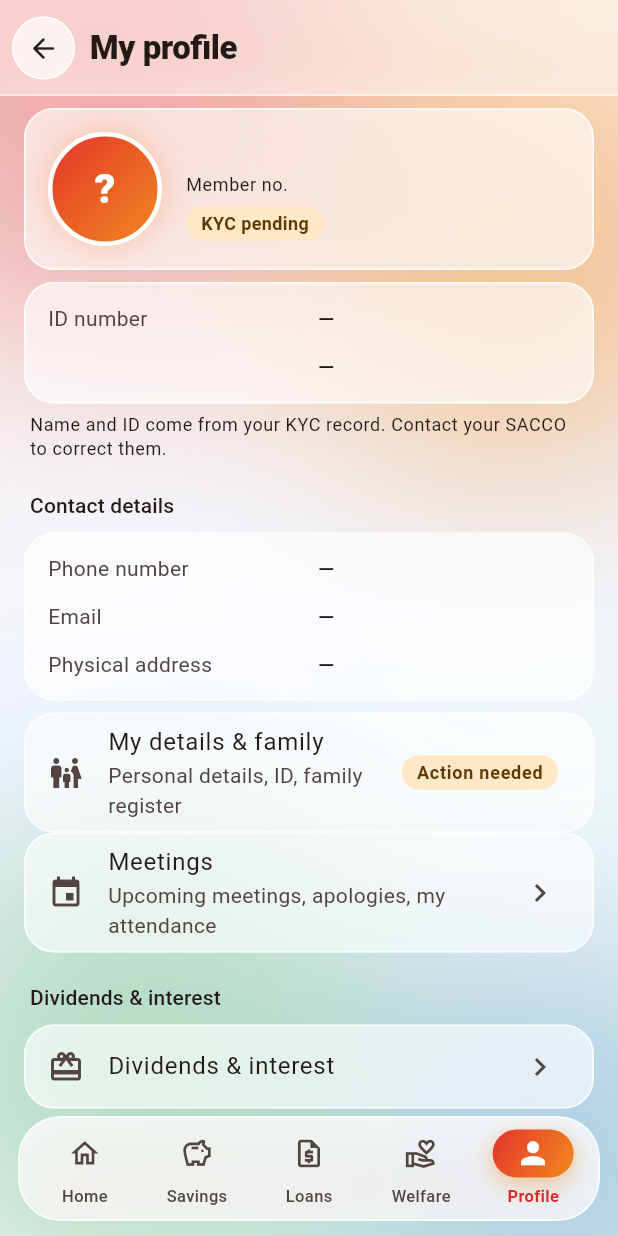
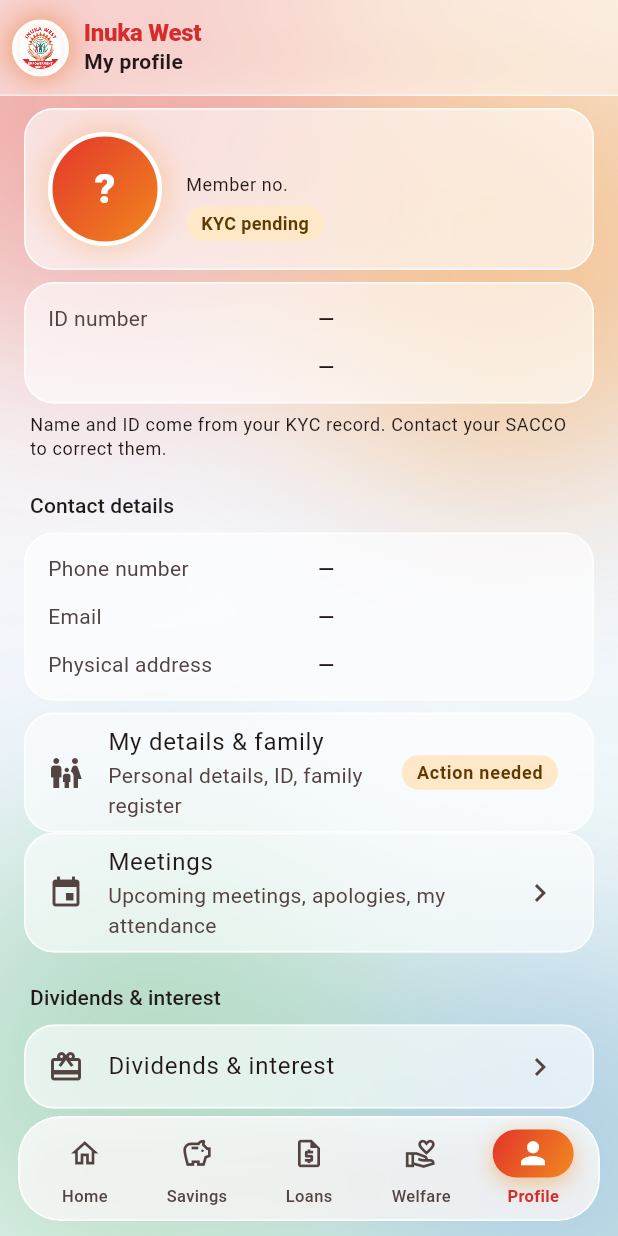
Before and after one commit to enricoshilisia/sacco, a Flutter app: the HomeShell screen opened directly, item 5 of the bottom bar chosen, on a phone screen of 412 x 824 dp. Run offline on Flutter 3.47's test engine with Material 3 defaults, Android fonts, the phone set to English and light mode, and no system bars; our stand-ins replace decimal, dio, flutter_secure_storage, image_picker, local_auth, share_plus; missing offline and left inert: google_mlkit_text_recognition; accounts and stored records are empty; statements that could not run were skipped.

Commit message:
Top bar and bottom menu stay on every screen
Each bottom-menu tab now has its own screen stack, so screens opened from
a tab keep the shared top bar and the bottom menu. Back steps within the
tab first. The top bar has the same layout everywhere.

Co-Authored-By: Claude Opus 5 <noreply@anthropic.com>

```diff
--- a/mobile/lib/screens/home_shell.dart
+++ b/mobile/lib/screens/home_shell.dart
@@ -1,4 +1,5 @@
 import 'package:flutter/material.dart';
+import 'package:flutter/services.dart';
 import 'package:provider/provider.dart';
 
 import '../core/session.dart';
@@ -62,6 +63,15 @@ class HomeShellState extends State<HomeShell> {
   // Bumped to force a tab to reload after an action elsewhere changed its data.
   final Map<AppTab, int> _versions = {for (final t in AppTab.values) t: 0};
 
+  // Each tab has its own screen stack, so screens opened from a tab (a loan,
+  // a report, Profile...) open *inside* it: the top bar and the bottom menu
+  // stay on every screen, and each tab remembers where you were.
+  final Map<AppTab, GlobalKey<NavigatorState>> _navigators = {
+    for (final t in AppTab.values) t: GlobalKey<NavigatorState>(debugLabel: 'tab-${t.name}'),
+  };
+
+  NavigatorState? get _currentNavigator => _navigators[_current]!.currentState;
+
   bool get profileInBar => _bar.contains(AppTab.profile);
 
   void _layout(Session session) {
@@ -71,7 +81,8 @@ class HomeShellState extends State<HomeShell> {
     if (!_bar.contains(_current)) _current = _bar.first;
   }
 
-  /// Show a destination: switch to it if it's in the bar, otherwise open it.
+  /// Show a destination: switch to it if it's in the bar, otherwise open it
+  /// inside the current tab (so the bottom menu stays).
   void goTo(AppTab tab, {bool refresh = false}) {
     if (_bar.contains(tab)) {
       setState(() {
@@ -84,13 +95,36 @@ class HomeShellState extends State<HomeShell> {
   }
 
   void open(BuildContext context, AppTab tab) =>
-      Navigator.of(context).push(MaterialPageRoute(builder: (_) => screenFor(tab, pushed: true)));
+      _currentNavigator?.push(MaterialPageRoute(builder: (_) => screenFor(tab, pushed: true)));
 
   void refreshAll() => setState(() {
         for (final t in AppTab.values) {
           _versions[t] = _versions[t]! + 1;
         }
       });
+
+  void _select(int i) {
+    final tab = _bar[i];
+    if (tab == _current) {
+      // Tapping the tab you're on takes you back to its first screen.
+      _currentNavigator?.popUntil((route) => route.isFirst);
+    } else {
+      setState(() => _current = tab);
+    }
+  }
+
+  /// Android back: step back inside the current tab first, then return to
+  /// the first tab, and only then leave the app.
+  void _handleBack() {
+    final nav = _currentNavigator;
+    if (nav != null && nav.canPop()) {
+      nav.pop();
+    } else if (_current != _bar.first) {
+      setState(() => _current = _bar.first);
+    } else {
+      SystemNavigator.pop();
+    }
+  }
 
   Widget screenFor(AppTab tab, {bool pushed = false}) {
     final key = pushed ? null : ValueKey('${tab.name}${_versions[tab]}');
@@ -114,16 +148,30 @@ class HomeShellState extends State<HomeShell> {
     };
   }
 
+  Widget _tab(AppTab tab) => Navigator(
+        key: _navigators[tab],
+        // The root page keeps its key; its screen is keyed by the tab's
+        // version, so a refresh reloads it without closing screens opened on top.
+        pages: [MaterialPage(key: ValueKey('${tab.name}-root'), child: screenFor(tab))],
+        onDidRemovePage: (_) {},
+      );
+
   @override
   Widget build(BuildContext context) {
     _layout(context.watch<Session>());
     final index = _bar.indexOf(_current);
-    return Scaffold(
-      body: IndexedStack(index: index, children: [for (final t in _bar) screenFor(t)]),
-      bottomNavigationBar: GlassNavBar(
-        selectedIndex: index,
-        onSelected: (i) => setState(() => _current = _bar[i]),
-        items: [for (final t in _bar) navItem(AppLocalizations.of(context), t)],
+    return PopScope(
+      canPop: false,
+      onPopInvokedWithResult: (didPop, _) {
+        if (!didPop) _handleBack();
+      },
+      child: Scaffold(
+        body: IndexedStack(index: index, children: [for (final t in _bar) _tab(t)]),
+        bottomNavigationBar: GlassNavBar(
+          selectedIndex: index,
+          onSelected: _select,
+          items: [for (final t in _bar) navItem(AppLocalizations.of(context), t)],
+        ),
       ),
     );
   }
--- a/mobile/lib/widgets/inuka_app_bar.dart
+++ b/mobile/lib/widgets/inuka_app_bar.dart
@@ -8,9 +8,10 @@ import '../theme.dart';
 import 'glass.dart';
 import 'member_avatar.dart';
 
-/// The one top bar used on every screen, so the app looks the same
-/// everywhere: frosted glass, the Inuka West logo (or a back button on
-/// inner screens), the title, and the person's avatar for their profile.
+/// The one top bar used on every signed-in screen, so the app looks the same
+/// everywhere: frosted glass, a back button when there's somewhere to go
+/// back to, the Inuka West logo and name, the page name, and the person's
+/// photo/initials opening their profile.
 class InukaAppBar extends StatelessWidget implements PreferredSizeWidget {
   final String title;
   final String? subtitle;
@@ -55,34 +56,36 @@ class InukaAppBar extends StatelessWidget implements PreferredSizeWidget {
                   child: Row(
                     children: [
                       const SizedBox(width: 8),
-                      if (canPop)
-                        _CircleButton(icon: Icons.arrow_back_rounded, onTap: () => Navigator.of(context).maybePop())
-                      else
-                        const Padding(padding: EdgeInsets.all(6), child: InukaLogo(size: 38)),
+                      // Same layout on every screen: [back] logo  Inuka West / page  ...  avatar
+                      if (canPop) ...[
+                        _CircleButton(icon: Icons.arrow_back_rounded, onTap: () => Navigator.of(context).maybePop()),
+                        const SizedBox(width: 6),
+                      ],
+                      const Padding(padding: EdgeInsets.symmetric(vertical: 6), child: InukaLogo(size: 38)),
                       const SizedBox(width: 10),
                       Expanded(
                         child: Column(
                           mainAxisAlignment: MainAxisAlignment.center,
                           crossAxisAlignment: CrossAxisAlignment.start,
                           children: [
-                            // Main screens: "Inuka West" with the page underneath.
-                            // Inner screens (with a back button): the page title.
-                            Text(canPop ? title : AppLocalizations.of(context).appTitle,
+                            Text(AppLocalizations.of(context).appTitle,
                                 maxLines: 1,
                                 overflow: TextOverflow.ellipsis,
-                                style: theme.textTheme.titleLarge?.copyWith(
+                                style: theme.textTheme.titleMedium?.copyWith(
                                   fontWeight: FontWeight.w800,
-                                  letterSpacing: -0.3,
-                                  color: canPop ? null : InukaColors.red,
+                                  letterSpacing: -0.2,
+                                  color: InukaColors.red,
+                                  height: 1.1,
                                 )),
-                            if ((canPop ? subtitle : (subtitle ?? title))?.isNotEmpty ?? false)
-                              Text((canPop ? subtitle : (subtitle ?? title))!,
-                                  maxLines: 1,
-                                  overflow: TextOverflow.ellipsis,
-                                  style: theme.textTheme.bodySmall?.copyWith(
-                                    color: theme.colorScheme.onSurfaceVariant,
-                                    fontWeight: FontWeight.w600,
-                                  )),
+                            Text(
+                              [title, if (subtitle != null && subtitle!.isNotEmpty) subtitle!].join(' · '),
+                              maxLines: 1,
+                              overflow: TextOverflow.ellipsis,
+                              style: theme.textTheme.bodyMedium?.copyWith(
+                                fontWeight: FontWeight.w700,
+                                color: theme.colorScheme.onSurface,
+                              ),
+                            ),
                           ],
                         ),
                       ),
```
Also changed, not shown: mobile/lib/screens/welfare/member_picker.dart (+13 -10 lines).
